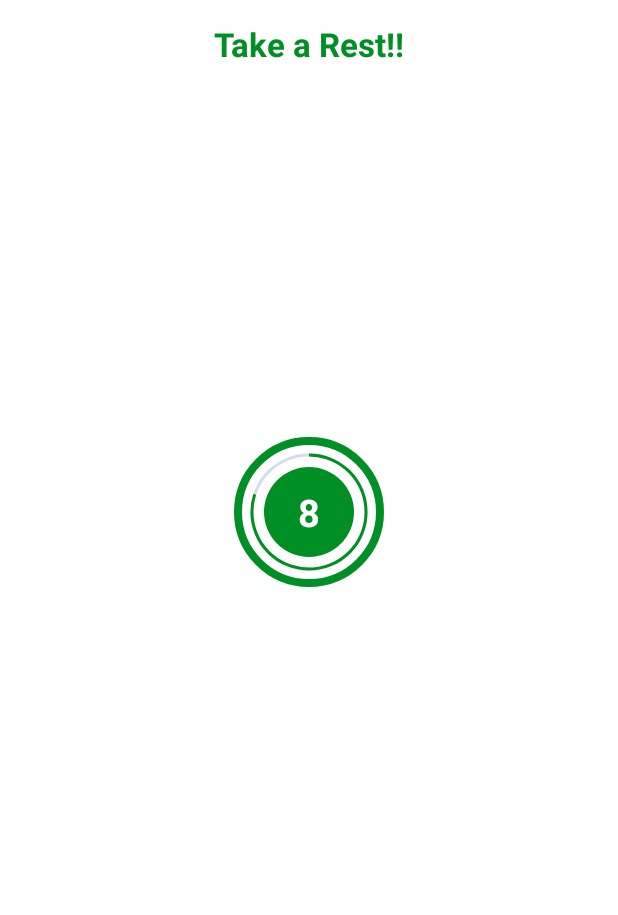
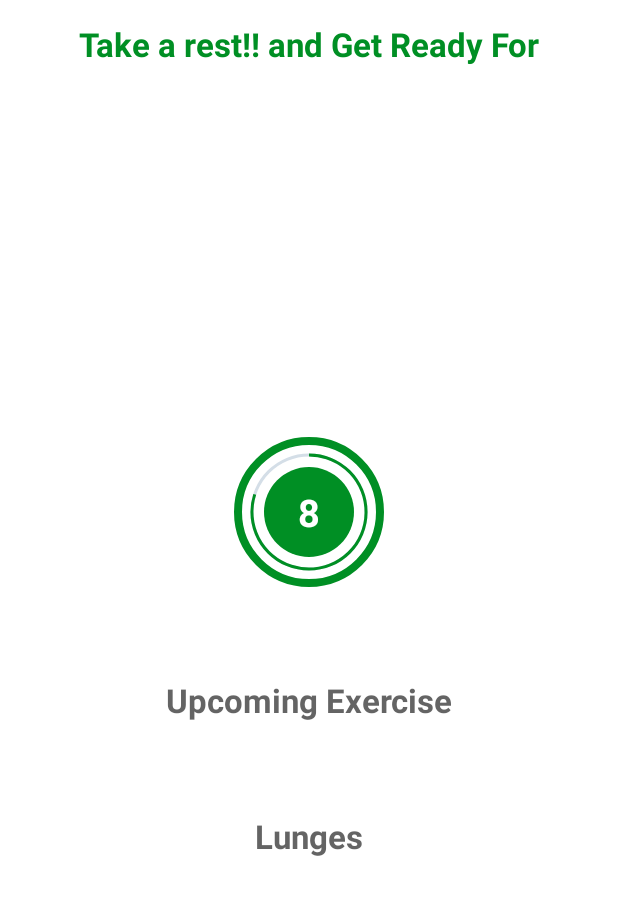
Before and after one commit to arpit7786/7MinWorkout, an Android app: the ExcerciseActivity screen opened directly, with no data from a screen before it, on a phone screen of 412 x 824 dp, the part 62-977 px from its top. Run offline under Robolectric (Android 15) with nearby library versions, the phone set to English and light mode, and no system bars.

Commit message:
implemented functionality to show Upcoming Exercise name on the Rest View

```diff
--- a/app/src/main/java/com/example/a7minworkout/ExcerciseActivity.kt
+++ b/app/src/main/java/com/example/a7minworkout/ExcerciseActivity.kt
@@ -56,7 +56,10 @@ class ExcerciseActivity : AppCompatActivity() {
 
     private fun setRestProgressBar() {
         binding?.progressBar?.progress = exerciseProgress
-        binding?.textViewForProgress?.text = "Take a Rest!!"
+        binding?.textViewForProgress?.text = "Take a rest!! and Get Ready For"
+        binding?.tvUpComingExerciseLabel?.visibility = View.VISIBLE
+        binding?.tvUpcomingExerciseName?.visibility = View.VISIBLE
+        binding?.tvUpcomingExerciseName?.text = exerciseList!![currentExercise+1].getName()
 
         timer = object: CountDownTimer(10000,1000) {
             override fun onTick(p0: Long) {
@@ -90,6 +93,8 @@ class ExcerciseActivity : AppCompatActivity() {
         binding?.ivExercise?.setImageResource(exerciseList?.get(currentExercise)!!.getImage())
 
         binding?.ivExercise?.visibility = View.VISIBLE
+        binding?.tvUpComingExerciseLabel?.visibility = View.INVISIBLE
+        binding?.tvUpcomingExerciseName?.visibility = View.INVISIBLE
         binding?.progressBarExerciseTimer?.progress = exerciseProgress
 //        currentExercise++
         binding?.tvExercise?.visibility = View.VISIBLE
--- a/app/src/main/res/layout/activity_excercise.xml
+++ b/app/src/main/res/layout/activity_excercise.xml
@@ -72,8 +72,34 @@
                 tools:text="10"/>
 
         </LinearLayout>
+    </FrameLayout>
 
-    </FrameLayout>
+    <TextView
+        android:id="@+id/tvUpComingExerciseLabel"
+        android:layout_width="wrap_content"
+        android:layout_height="wrap_content"
+        android:text="Upcoming Exercise"
+        android:textColor="@color/colorPrimary"
+        android:textSize="22sp"
+        android:textStyle="bold"
+        app:layout_constraintEnd_toEndOf="parent"
+        app:layout_constraintStart_toStartOf="parent"
+        app:layout_constraintTop_toBottomOf="@+id/flRestProgressTimer"
+        app:layout_constraintBottom_toTopOf="@id/tvUpcomingExerciseName"
+        tools:visibility="visible"/>
+
+    <TextView
+        android:id="@+id/tvUpcomingExerciseName"
+        android:layout_width="wrap_content"
+        android:layout_height="wrap_content"
+        android:textColor="@color/colorPrimary"
+        android:textSize="22sp"
+        android:textStyle="bold"
+        app:layout_constraintEnd_toEndOf="parent"
+        app:layout_constraintStart_toStartOf="parent"
+        app:layout_constraintTop_toBottomOf="@+id/tvUpComingExerciseLabel"
+        app:layout_constraintBottom_toTopOf="@id/tvExercise"
+        tools:visibility="visible"/>
 
     <ImageView
         android:id="@+id/ivExercise"
```
